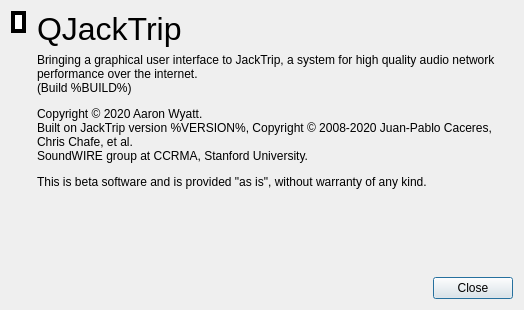
First picture: the form in src/gui/about.ui, repository jacktrip/jacktrip, before the edit.
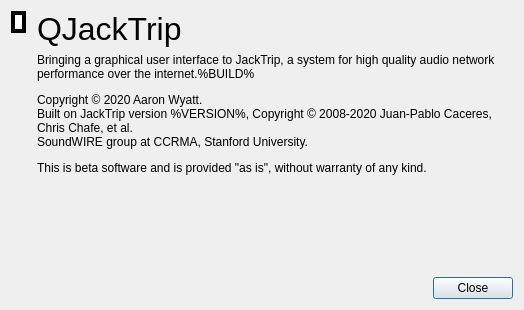
Second picture: the form after the edit. Icons and pictures are not drawn.

Commit message:
Make build ID optional
Have the build number set at build/configure time rather than in the code, and have it unused by default.

Also added a buildType variable so that we can use that to distinguish between modified or unofficial builds if we want. (Could be useful for nojack, nogui, etc.)

```diff
--- a/src/gui/about.ui
+++ b/src/gui/about.ui
@@ -93,7 +93,7 @@
         </size>
        </property>
        <property name="text">
-        <string>&lt;html&gt;&lt;head/&gt;&lt;body&gt;&lt;p&gt;Bringing a graphical user interface to JackTrip, a system for high quality audio network performance over the internet.&lt;br/&gt;(Build %BUILD%)&lt;/p&gt;&lt;p&gt;Copyright © 2020 Aaron Wyatt.&lt;br/&gt;Built on JackTrip version %VERSION%, Copyright © 2008-2020 Juan-Pablo Caceres, Chris Chafe, et al.&lt;br/&gt;SoundWIRE group at CCRMA, Stanford University.&lt;/p&gt;&lt;p&gt;This is beta software and is provided &amp;quot;as is&amp;quot;, without warranty of any kind.&lt;/p&gt;&lt;/body&gt;&lt;/html&gt;</string>
+        <string>&lt;html&gt;&lt;head/&gt;&lt;body&gt;&lt;p&gt;Bringing a graphical user interface to JackTrip, a system for high quality audio network performance over the internet.%BUILD%&lt;/p&gt;&lt;p&gt;Copyright © 2020 Aaron Wyatt.&lt;br/&gt;Built on JackTrip version %VERSION%, Copyright © 2008-2020 Juan-Pablo Caceres, Chris Chafe, et al.&lt;br/&gt;SoundWIRE group at CCRMA, Stanford University.&lt;/p&gt;&lt;p&gt;This is beta software and is provided &amp;quot;as is&amp;quot;, without warranty of any kind.&lt;/p&gt;&lt;/body&gt;&lt;/html&gt;</string>
        </property>
        <property name="alignment">
         <set>Qt::AlignLeading|Qt::AlignLeft|Qt::AlignTop</set>
```
The commit also changes 2 other files.
